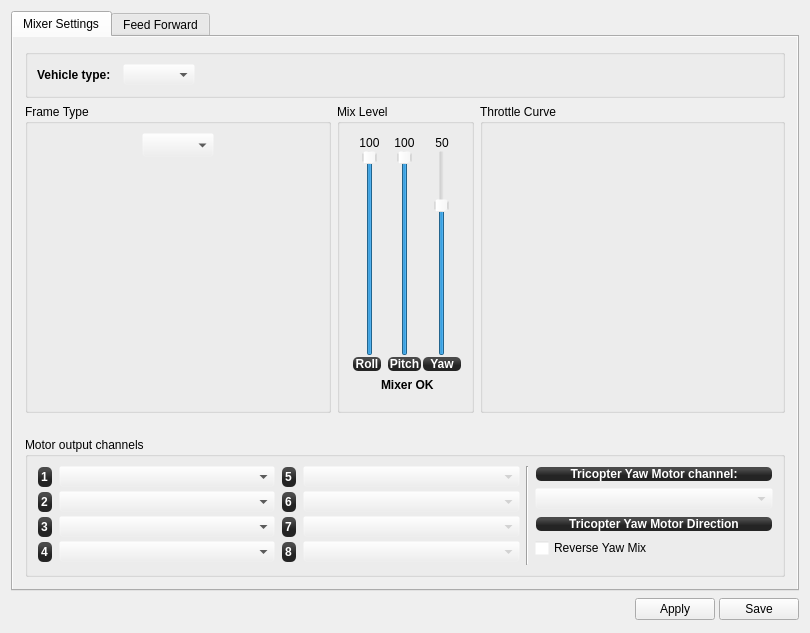
openpilot/OpenPilot, file ground/openpilotgcs/src/plugins/config/airframe.ui: the form before one commit.
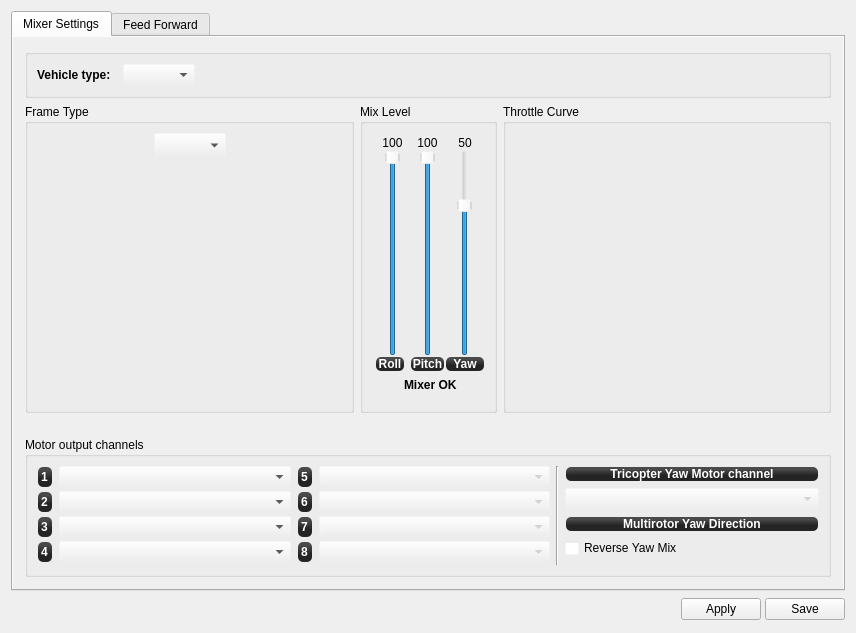
The form after the commit. Icons and pictures are not drawn. Custom widgets are drawn as their Qt base class.

Commit message: fixed the text on the mixer, need mike or someone to hook up the reverse button for the yaw mixer, as well as change the range on the slider

```diff
--- a/ground/openpilotgcs/src/plugins/config/airframe.ui
+++ b/ground/openpilotgcs/src/plugins/config/airframe.ui
@@ -6,7 +6,7 @@
    <rect>
     <x>0</x>
     <y>0</y>
-    <width>810</width>
+    <width>856</width>
     <height>633</height>
    </rect>
   </property>
@@ -122,7 +122,7 @@
            <rect>
             <x>0</x>
             <y>0</y>
-            <width>756</width>
+            <width>802</width>
             <height>509</height>
            </rect>
           </property>
@@ -1436,7 +1436,7 @@
 margin:1px;</string>
                     </property>
                     <property name="text">
-                     <string>Tricopter Yaw Motor Direction</string>
+                     <string>Multirotor Yaw Direction</string>
                     </property>
                     <property name="alignment">
                      <set>Qt::AlignCenter</set>
@@ -1484,7 +1484,7 @@
 margin:1px;</string>
                     </property>
                     <property name="text">
-                     <string>Tricopter Yaw Motor channel:</string>
+                     <string>Tricopter Yaw Motor channel</string>
                     </property>
                     <property name="alignment">
                      <set>Qt::AlignCenter</set>
```
Left out of the diff: 4 changed lines with no effect on the pictures. The commit also changes 6 other files.
